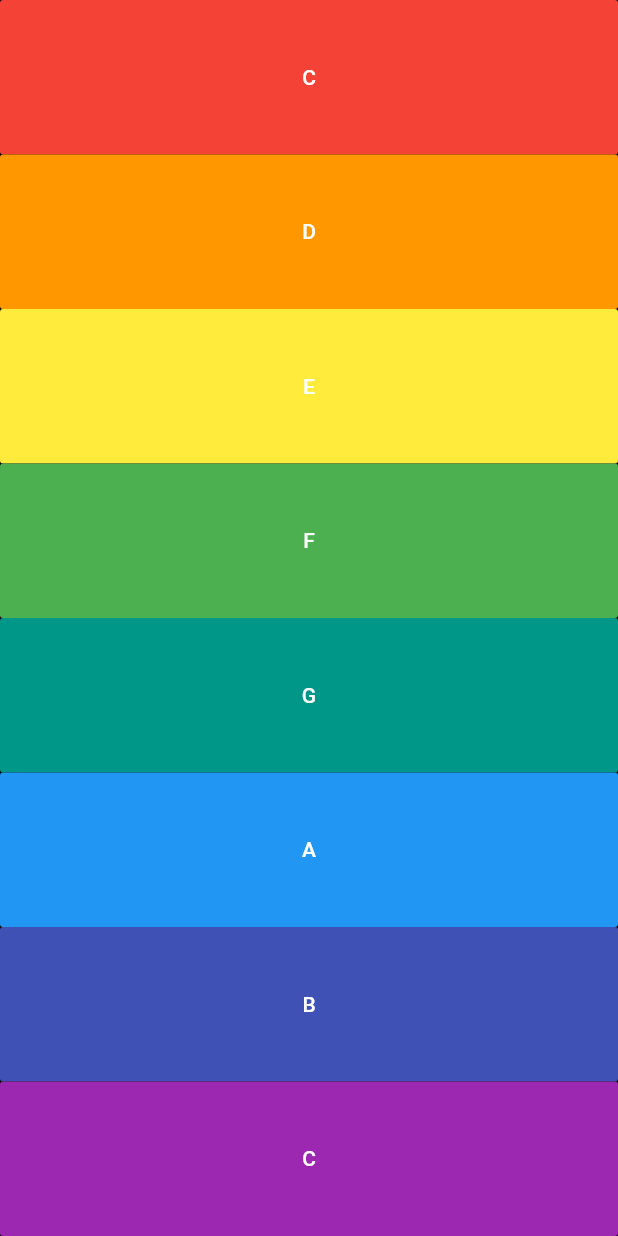
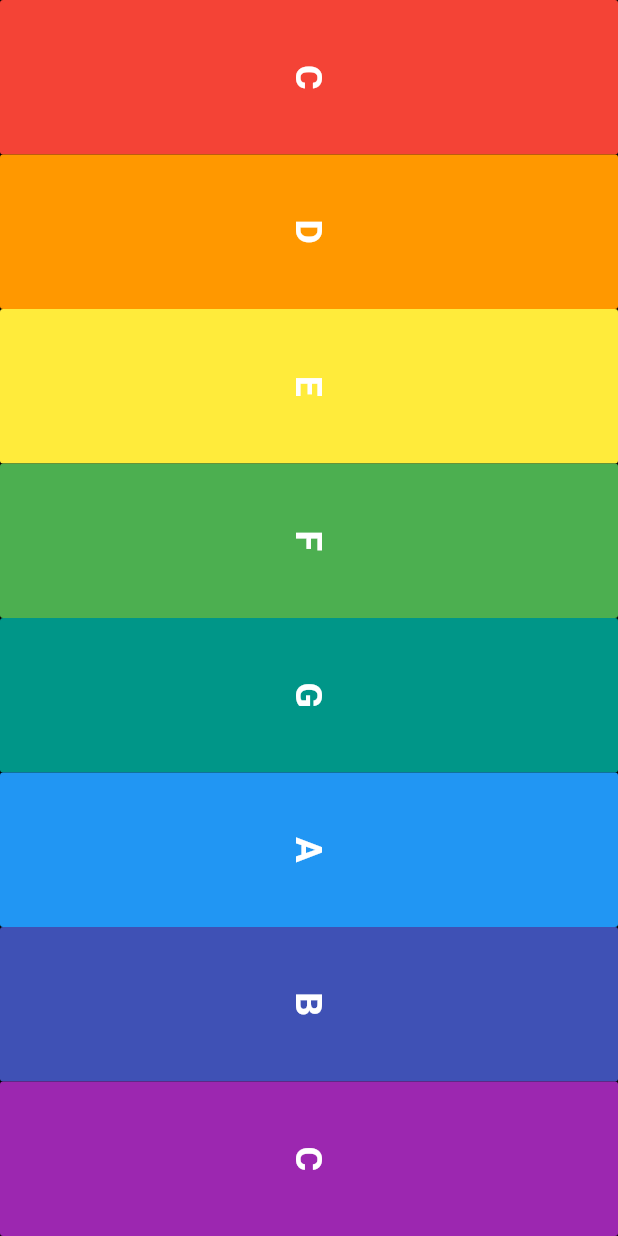
Before and after one commit to devSouvik/xylophone, a Flutter app: the screen it shows after launch, on a phone screen of 412 x 824 dp. Run offline on Flutter 3.47's test engine with Material 2 defaults, Android fonts, the light colour scheme and no system bars; our stand-ins replace audioplayers.

Commit message:
Update main.dart

```diff
--- a/lib/main.dart
+++ b/lib/main.dart
@@ -9,16 +9,23 @@ class MyApp extends StatelessWidget {
     player.play('note$soundNumber.wav');
   }
 
- Expanded buildKey({Color color, int soundNumber, String note}) {
+  Expanded buildKey({Color color, int soundNumber, String note}) {
     return Expanded(
       child: FlatButton(
         color: color,
         onPressed: () {
           playSound(soundNumber);
         },
-        child: Text(
-          '$note',
-          style: TextStyle(color: Colors.white),
+        child: RotatedBox(
+          quarterTurns: 1,
+          child: Text(
+            '$note',
+            style: TextStyle(
+              color: Colors.white,
+              fontSize: 25,
+              fontWeight: FontWeight.bold,
+            ),
+          ),
         ),
       ),
     );
@@ -33,16 +40,14 @@ class MyApp extends StatelessWidget {
           child: Column(
             crossAxisAlignment: CrossAxisAlignment.stretch,
             children: [
-
-                buildKey(color: Colors.red, soundNumber: 1,note: 'C'),
-              buildKey(color: Colors.orange, soundNumber: 2,note: 'D'),
-              buildKey(color: Colors.yellow, soundNumber: 3,note: 'E'),
-              buildKey(color: Colors.green, soundNumber: 4,note: 'F'),
-              buildKey(color: Colors.teal, soundNumber: 5,note: 'G'),
-              buildKey(color: Colors.blue, soundNumber: 6,note: 'A'),
-              buildKey(color: Colors.indigo, soundNumber: 7,note: 'B'),
-              buildKey(color: Colors.purple, soundNumber: 8,note: 'C'),
-
+              buildKey(color: Colors.red, soundNumber: 1, note: 'C'),
+              buildKey(color: Colors.orange, soundNumber: 2, note: 'D'),
+              buildKey(color: Colors.yellow, soundNumber: 3, note: 'E'),
+              buildKey(color: Colors.green, soundNumber: 4, note: 'F'),
+              buildKey(color: Colors.teal, soundNumber: 5, note: 'G'),
+              buildKey(color: Colors.blue, soundNumber: 6, note: 'A'),
+              buildKey(color: Colors.indigo, soundNumber: 7, note: 'B'),
+              buildKey(color: Colors.purple, soundNumber: 8, note: 'C'),
             ],
           ),
         ),
```
